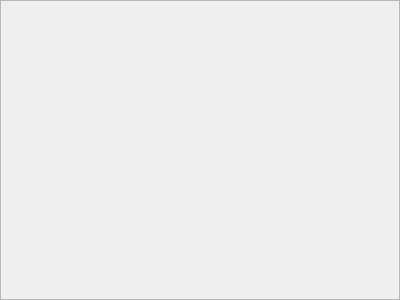
Above: People/f_addcustomer.ui from ashraf-kx/stock-manager before the change. Below: the same form after it.
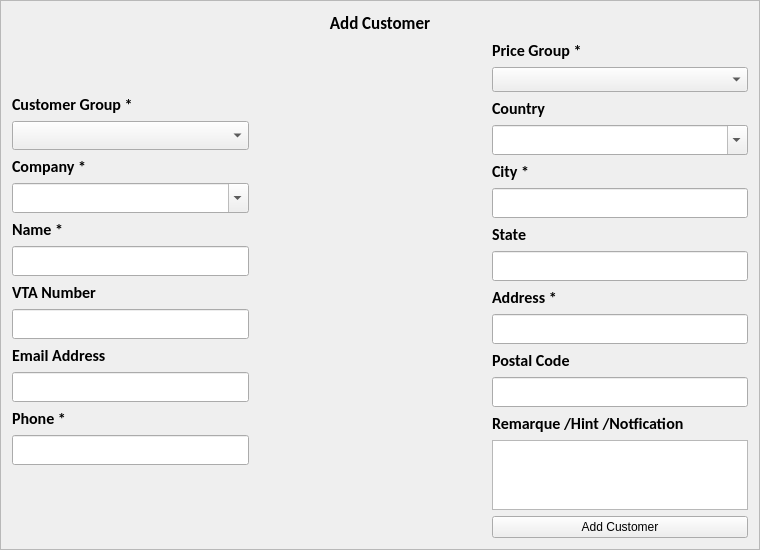
That is the form after the change.

Commit message:
Creating User Interface for "People" Module
Styles, Size, Colors and layouts. plus All inputs needed right now, maybe we will modified later

```diff
--- a/People/f_addcustomer.ui
+++ b/People/f_addcustomer.ui
@@ -9,8 +9,8 @@
    <rect>
     <x>0</x>
     <y>0</y>
-    <width>400</width>
-    <height>300</height>
+    <width>760</width>
+    <height>530</height>
    </rect>
   </property>
   <property name="frameShape">
@@ -19,5 +19,638 @@
   <property name="windowTitle">
    <string>Frame</string>
   </property>
+  <property name="frameShape">
+   <enum>QFrame::StyledPanel</enum>
+  </property>
+  <property name="frameShadow">
+   <enum>QFrame::Raised</enum>
+  </property>
+  <layout class="QVBoxLayout" name="verticalLayout">
+   <item>
+    <widget class="QLabel" name="label">
+     <property name="font">
+      <font>
+       <family>Calibri</family>
+       <pointsize>13</pointsize>
+       <weight>75</weight>
+       <bold>true</bold>
+      </font>
+     </property>
+     <property name="text">
+      <string>Add Customer</string>
+     </property>
+     <property name="alignment">
+      <set>Qt::AlignCenter</set>
+     </property>
+    </widget>
+   </item>
+   <item>
+    <layout class="QHBoxLayout" name="layoutMain">
+     <item>
+      <layout class="QVBoxLayout" name="layoutLeftSide">
+       <item>
+        <spacer name="verticalSpacer_2">
+         <property name="orientation">
+          <enum>Qt::Vertical</enum>
+         </property>
+         <property name="sizeHint" stdset="0">
+          <size>
+           <width>20</width>
+           <height>40</height>
+          </size>
+         </property>
+        </spacer>
+       </item>
+       <item>
+        <widget class="QLabel" name="L_customerGroup">
+         <property name="font">
+          <font>
+           <family>Calibri</family>
+           <pointsize>12</pointsize>
+           <weight>75</weight>
+           <bold>true</bold>
+          </font>
+         </property>
+         <property name="text">
+          <string>Customer Group *</string>
+         </property>
+        </widget>
+       </item>
+       <item>
+        <widget class="QComboBox" name="Cb_customerGroup">
+         <property name="minimumSize">
+          <size>
+           <width>0</width>
+           <height>25</height>
+          </size>
+         </property>
+         <property name="font">
+          <font>
+           <family>Calibri</family>
+           <pointsize>12</pointsize>
+           <weight>75</weight>
+           <bold>true</bold>
+          </font>
+         </property>
+         <property name="cursor">
+          <cursorShape>PointingHandCursor</cursorShape>
+         </property>
+         <property name="editable">
+          <bool>false</bool>
+         </property>
+        </widget>
+       </item>
+       <item>
+        <widget class="QLabel" name="L_company">
+         <property name="font">
+          <font>
+           <family>Calibri</family>
+           <pointsize>12</pointsize>
+           <weight>75</weight>
+           <bold>true</bold>
+          </font>
+         </property>
+         <property name="text">
+          <string>Company *</string>
+         </property>
+        </widget>
+       </item>
+       <item>
+        <widget class="QComboBox" name="Cb_company">
+         <property name="minimumSize">
+          <size>
+           <width>0</width>
+           <height>30</height>
+          </size>
+         </property>
+         <property name="font">
+          <font>
+           <family>Calibri</family>
+           <pointsize>12</pointsize>
+           <weight>75</weight>
+           <italic>true</italic>
+           <bold>true</bold>
+          </font>
+         </property>
+         <property name="cursor">
+          <cursorShape>PointingHandCursor</cursorShape>
+         </property>
+         <property name="editable">
+          <bool>true</bool>
+         </property>
+         <property name="maxCount">
+          <number>1000</number>
+         </property>
+         <property name="insertPolicy">
+          <enum>QComboBox::NoInsert</enum>
+         </property>
+         <property name="iconSize">
+          <size>
+           <width>25</width>
+           <height>25</height>
+          </size>
+         </property>
+        </widget>
+       </item>
+       <item>
+        <widget class="QLabel" name="L_name">
+         <property name="font">
+          <font>
+           <family>Calibri</family>
+           <pointsize>12</pointsize>
+           <weight>75</weight>
+           <bold>true</bold>
+          </font>
+         </property>
+         <property name="text">
+          <string>Name *</string>
+         </property>
+        </widget>
+       </item>
+       <item>
+        <widget class="QLineEdit" name="Le_name">
+         <property name="minimumSize">
+          <size>
+           <width>0</width>
+           <height>30</height>
+          </size>
+         </property>
+         <property name="font">
+          <font>
+           <family>Calibri</family>
+           <pointsize>12</pointsize>
+           <weight>75</weight>
+           <italic>true</italic>
+           <bold>true</bold>
+          </font>
+         </property>
+         <property name="maxLength">
+          <number>50</number>
+         </property>
+        </widget>
+       </item>
+       <item>
+        <widget class="QLabel" name="L_vtaNumber">
+         <property name="font">
+          <font>
+           <family>Calibri</family>
+           <pointsize>12</pointsize>
+           <weight>75</weight>
+           <bold>true</bold>
+          </font>
+         </property>
+         <property name="text">
+          <string>VTA Number</string>
+         </property>
+        </widget>
+       </item>
+       <item>
+        <widget class="QLineEdit" name="Le_vtaNumber">
+         <property name="minimumSize">
+          <size>
+           <width>0</width>
+           <height>30</height>
+          </size>
+         </property>
+         <property name="font">
+          <font>
+           <family>Calibri</family>
+           <pointsize>12</pointsize>
+           <weight>75</weight>
+           <italic>true</italic>
+           <bold>true</bold>
+          </font>
+         </property>
+        </widget>
+       </item>
+       <item>
+        <widget class="QLabel" name="L_email">
+         <property name="font">
+          <font>
+           <family>Calibri</family>
+           <pointsize>12</pointsize>
+           <weight>75</weight>
+           <bold>true</bold>
+          </font>
+         </property>
+         <property name="text">
+          <string>Email Address</string>
+         </property>
+        </widget>
+       </item>
+       <item>
+        <widget class="QLineEdit" name="Le_email">
+         <property name="minimumSize">
+          <size>
+           <width>0</width>
+           <height>30</height>
+          </size>
+         </property>
+         <property name="font">
+          <font>
+           <family>Calibri</family>
+           <pointsize>12</pointsize>
+           <weight>75</weight>
+           <italic>true</italic>
+           <bold>true</bold>
+          </font>
+         </property>
+         <property name="maxLength">
+          <number>255</number>
+         </property>
+        </widget>
+       </item>
+       <item>
+        <widget class="QLabel" name="L_phone">
+         <property name="font">
+          <font>
+           <family>Calibri</family>
+           <pointsize>12</pointsize>
+           <weight>75</weight>
+           <bold>true</bold>
+          </font>
+         </property>
+         <property name="text">
+          <string>Phone *</string>
+         </property>
+        </widget>
+       </item>
+       <item>
+        <widget class="QLineEdit" name="Le_phone">
+         <property name="minimumSize">
+          <size>
+           <width>0</width>
+           <height>30</height>
+          </size>
+         </property>
+         <property name="font">
+          <font>
+           <family>Calibri</family>
+           <pointsize>12</pointsize>
+           <weight>75</weight>
+           <italic>true</italic>
+           <bold>true</bold>
+          </font>
+         </property>
+         <property name="maxLength">
+          <number>20</number>
+         </property>
+        </widget>
+       </item>
+       <item>
+        <spacer name="verticalSpacer_3">
+         <property name="orientation">
+          <enum>Qt::Vertical</enum>
+         </property>
+         <property name="sizeHint" stdset="0">
+          <size>
+           <width>20</width>
+           <height>40</height>
+          </size>
+         </property>
+        </spacer>
+       </item>
+       <item>
+        <widget class="QLabel" name="L_info">
+         <property name="text">
+          <string/>
+         </property>
+        </widget>
+       </item>
+      </layout>
+     </item>
+     <item>
+      <spacer name="horizontalSpacer">
+       <property name="orientation">
+        <enum>Qt::Horizontal</enum>
+       </property>
+       <property name="sizeHint" stdset="0">
+        <size>
+         <width>40</width>
+         <height>20</height>
+        </size>
+       </property>
+      </spacer>
+     </item>
+     <item>
+      <layout class="QVBoxLayout" name="layoutRightSide">
+       <item>
+        <spacer name="verticalSpacer_4">
+         <property name="orientation">
+          <enum>Qt::Vertical</enum>
+         </property>
+         <property name="sizeHint" stdset="0">
+          <size>
+           <width>20</width>
+           <height>40</height>
+          </size>
+         </property>
+        </spacer>
+       </item>
+       <item>
+        <widget class="QLabel" name="label_3">
+         <property name="font">
+          <font>
+           <family>Calibri</family>
+           <pointsize>12</pointsize>
+           <weight>75</weight>
+           <bold>true</bold>
+          </font>
+         </property>
+         <property name="text">
+          <string>Price Group *</string>
+         </property>
+        </widget>
+       </item>
+       <item>
+        <widget class="QComboBox" name="comboBox_2">
+         <property name="minimumSize">
+          <size>
+           <width>0</width>
+           <height>25</height>
+          </size>
+         </property>
+         <property name="font">
+          <font>
+           <family>Calibri</family>
+           <pointsize>12</pointsize>
+           <weight>75</weight>
+           <bold>true</bold>
+          </font>
+         </property>
+         <property name="cursor">
+          <cursorShape>PointingHandCursor</cursorShape>
+         </property>
+         <property name="editable">
+          <bool>false</bool>
+         </property>
+        </widget>
+       </item>
+       <item>
+        <widget class="QLabel" name="L_country">
+         <property name="font">
+          <font>
+           <family>Calibri</family>
+           <pointsize>12</pointsize>
+           <weight>75</weight>
+           <bold>true</bold>
+          </font>
+         </property>
+         <property name="text">
+          <string>Country</string>
+         </property>
+        </widget>
+       </item>
+       <item>
+        <widget class="QComboBox" name="Cb_country">
+         <property name="minimumSize">
+          <size>
+           <width>0</width>
+           <height>30</height>
+          </size>
+         </property>
+         <property name="font">
+          <font>
+           <family>Calibri</family>
+           <pointsize>12</pointsize>
+           <weight>75</weight>
+           <italic>true</italic>
+           <bold>true</bold>
+          </font>
+         </property>
+         <property name="editable">
+          <bool>true</bool>
+         </property>
+         <property name="maxCount">
+          <number>300</number>
+         </property>
+         <property name="insertPolicy">
+          <enum>QComboBox::NoInsert</enum>
+         </property>
+         <property name="iconSize">
+          <size>
+           <width>16</width>
+           <height>16</height>
+          </size>
+         </property>
+        </widget>
+       </item>
+       <item>
+        <widget class="QLabel" name="L_city">
+         <property name="font">
+          <font>
+           <family>Calibri</family>
+           <pointsize>12</pointsize>
+           <weight>75</weight>
+           <bold>true</bold>
+          </font>
+         </property>
+         <property name="text">
+          <string>City *</string>
+         </property>
+        </widget>
+       </item>
+       <item>
+        <widget class="QLineEdit" name="Le_city">
+         <property name="minimumSize">
+          <size>
+           <width>0</width>
+           <height>30</height>
+          </size>
+         </property>
+         <property name="font">
+          <font>
+           <family>Calibri</family>
+           <pointsize>12</pointsize>
+           <weight>75</weight>
+           <italic>true</italic>
+           <bold>true</bold>
+          </font>
+         </property>
+         <property name="maxLength">
+          <number>100</number>
+         </property>
+         <property name="echoMode">
+          <enum>QLineEdit::Normal</enum>
+         </property>
+        </widget>
+       </item>
+       <item>
+        <widget class="QLabel" name="L_state">
+         <property name="font">
+          <font>
+           <family>Calibri</family>
+           <pointsize>12</pointsize>
+           <weight>75</weight>
+           <bold>true</bold>
+          </font>
+         </property>
+         <property name="text">
+          <string>State</string>
+         </property>
+        </widget>
+       </item>
+       <item>
+        <widget class="QLineEdit" name="Le_state">
+         <property name="minimumSize">
+          <size>
+           <width>0</width>
+           <height>30</height>
+          </size>
+         </property>
+         <property name="font">
+          <font>
+           <family>Calibri</family>
+           <pointsize>12</pointsize>
+           <weight>75</weight>
+           <italic>true</italic>
+           <bold>true</bold>
+          </font>
+         </property>
+         <property name="maxLength">
+          <number>100</number>
+         </property>
+         <property name="echoMode">
+          <enum>QLineEdit::Normal</enum>
+         </property>
+        </widget>
+       </item>
+       <item>
+        <widget class="QLabel" name="L_address">
+         <property name="font">
+          <font>
+           <family>Calibri</family>
+           <pointsize>12</pointsize>
+           <weight>75</weight>
+           <bold>true</bold>
+          </font>
+         </property>
+         <property name="text">
+          <string>Address *</string>
+         </property>
+        </widget>
+       </item>
+       <item>
+        <widget class="QLineEdit" name="Le_address">
+         <property name="minimumSize">
+          <size>
+           <width>0</width>
+           <height>30</height>
+          </size>
+         </property>
+         <property name="font">
+          <font>
+           <family>Calibri</family>
+           <pointsize>12</pointsize>
+           <weight>75</weight>
+           <italic>true</italic>
+           <bold>true</bold>
+          </font>
+         </property>
+         <property name="maxLength">
+          <number>50</number>
+         </property>
+        </widget>
+       </item>
+       <item>
+        <widget class="QLabel" name="L_postalCode">
+         <property name="font">
+          <font>
+           <family>Calibri</family>
+           <pointsize>12</pointsize>
+           <weight>75</weight>
+           <bold>true</bold>
+          </font>
+         </property>
+         <property name="text">
+          <string>Postal Code</string>
+         </property>
+        </widget>
+       </item>
+       <item>
+        <widget class="QLineEdit" name="Le_postalCode">
+         <property name="minimumSize">
+          <size>
+           <width>0</width>
+           <height>30</height>
+          </size>
+         </property>
+         <property name="font">
+          <font>
+           <family>Calibri</family>
+           <pointsize>12</pointsize>
+           <weight>75</weight>
+           <italic>true</italic>
+           <bold>true</bold>
+          </font>
+         </property>
+        </widget>
+       </item>
+       <item>
+        <spacer name="verticalSpacer">
+         <property name="orientation">
+          <enum>Qt::Vertical</enum>
+         </property>
+         <property name="sizeHint" stdset="0">
+          <size>
+           <width>20</width>
+           <height>40</height>
+          </size>
+         </property>
+        </spacer>
+       </item>
+       <item>
+        <widget class="QLabel" name="label_4">
+         <property name="font">
+          <font>
+           <family>Calibri</family>
+           <pointsize>12</pointsize>
+           <weight>75</weight>
+           <bold>true</bold>
+          </font>
+         </property>
+         <property name="text">
+          <string>Remarque /Hint /Notfication</string>
+         </property>
+        </widget>
+       </item>
+       <item>
+        <widget class="QTextEdit" name="Te_remarque">
+         <property name="font">
+          <font>
+           <family>Calibri</family>
+           <pointsize>11</pointsize>
+           <weight>75</weight>
+           <italic>true</italic>
+           <bold>true</bold>
+          </font>
+         </property>
+        </widget>
+       </item>
+       <item>
+        <spacer name="verticalSpacer_5">
+         <property name="orientation">
+          <enum>Qt::Vertical</enum>
+         </property>
+         <property name="sizeHint" stdset="0">
+          <size>
+           <width>20</width>
+           <height>40</height>
+          </size>
+         </property>
+        </spacer>
+       </item>
+       <item>
+        <widget class="QPushButton" name="Bt_addCustomer">
+         <property name="text">
+          <string>Add Customer</string>
+         </property>
+        </widget>
+       </item>
+      </layout>
+     </item>
+    </layout>
+   </item>
+  </layout>
  </widget>
 </ui>
```
Left out of the diff: 10 changed lines with no effect on the pictures. The commit also changes 2 other files.
